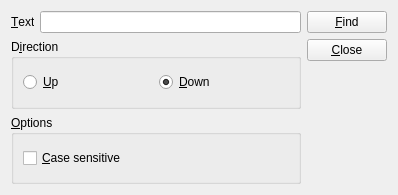
The window that lib/findform.ui (dewhisna/QtFindReplaceDialog) describes before a commit, drawn with Qt 5.
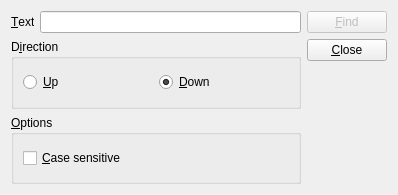
The same window after the commit.

What changed in the file:
```diff
--- a/lib/findform.ui
+++ b/lib/findform.ui
@@ -81,6 +81,9 @@
     <layout class="QVBoxLayout" name="verticalLayout">
      <item>
       <widget class="QPushButton" name="findButton">
+       <property name="enabled">
+        <bool>false</bool>
+       </property>
        <property name="text">
         <string>&amp;Find</string>
        </property>
```
